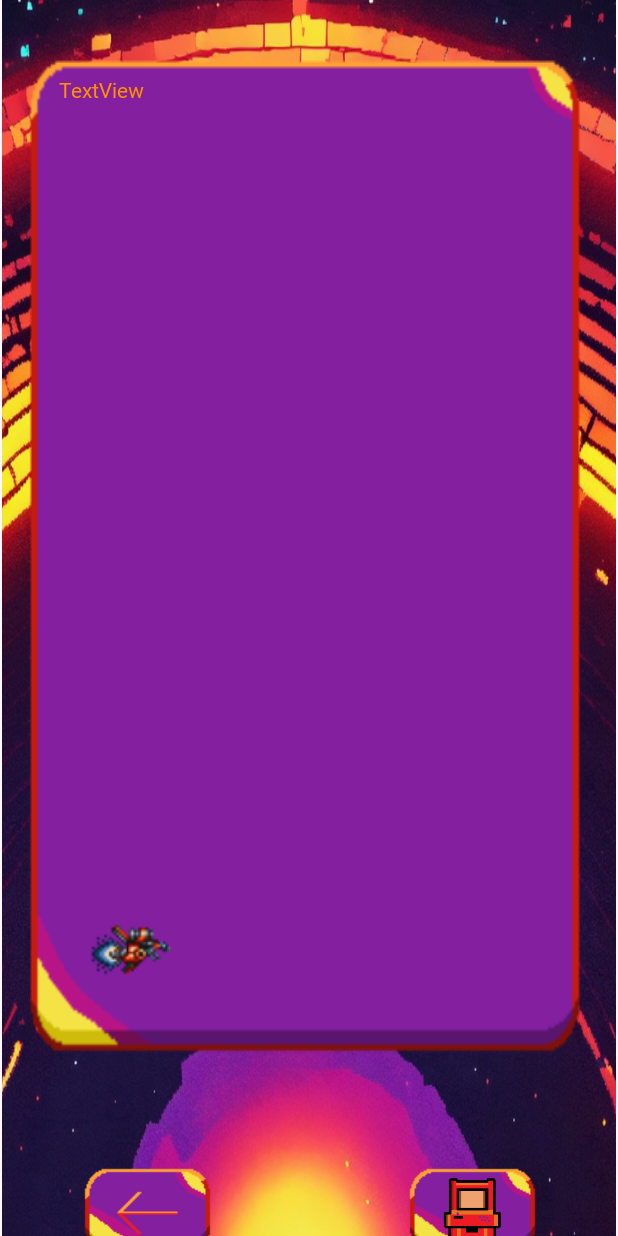
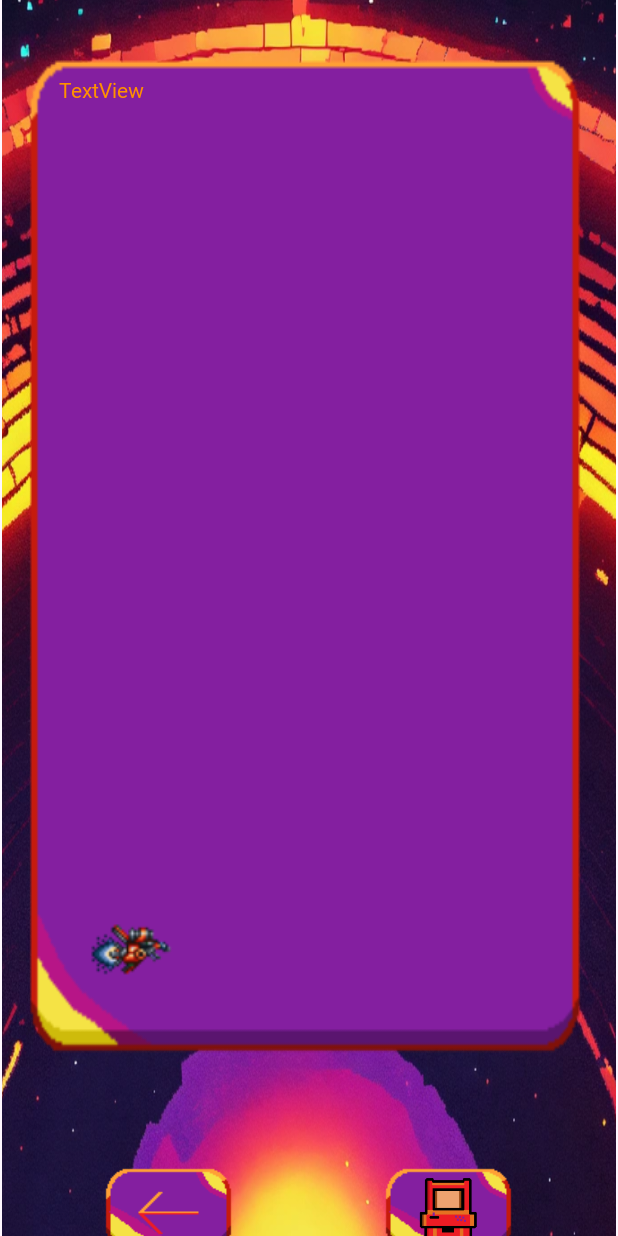
Before and after one commit to SI-Classroom-Batch-016/3-6-3-projekt-OldRebelK, an Android app: the TippsUndTricksFragment screen opened through its navigation route, on a phone screen of 412 x 824 dp. Run offline under Robolectric (Android 15) with nearby library versions, the phone set to English and light mode, and no system bars.

Commit message:
zwischen speicher 2

```diff
--- a/app/build.gradle.kts
+++ b/app/build.gradle.kts
@@ -10,7 +10,7 @@ android {
 
     defaultConfig {
         applicationId = "com.example.arcadeshootemuphystoria"
-        minSdk = 24
+        minSdk = 28
         targetSdk = 34
         versionCode = 1
         versionName = "1.0"
@@ -41,6 +41,7 @@ android {
 
 dependencies {
 
+
     implementation(libs.androidx.core.ktx)
     implementation(libs.androidx.appcompat)
     implementation(libs.material)
@@ -51,4 +52,5 @@ dependencies {
     testImplementation(libs.junit)
     androidTestImplementation(libs.androidx.junit)
     androidTestImplementation(libs.androidx.espresso.core)
+
 }
--- /dev/null
+++ b/app/src/main/java/com/example/arcadeshootemuphystoria/data/AshkategorieData.kt
@@ -0,0 +1,5 @@
+package com.example.arcadeshootemuphystoria.data
+
+data class AshkategorieData (
+    val gifs: Int
+)
--- a/app/src/main/java/com/example/arcadeshootemuphystoria/ui/KategorieFragment.kt
+++ b/app/src/main/java/com/example/arcadeshootemuphystoria/ui/KategorieFragment.kt
@@ -1,5 +1,7 @@
 package com.example.arcadeshootemuphystoria.ui
 
+import android.graphics.ImageDecoder
+import android.graphics.drawable.AnimatedImageDrawable
 import android.os.Bundle
 import androidx.fragment.app.Fragment
 import android.view.LayoutInflater
@@ -24,5 +26,15 @@ class KategorieFragment : Fragment() {
 
     override fun onViewCreated(view: View, savedInstanceState: Bundle?) {
         super.onViewCreated(view, savedInstanceState)
+
+        val source = ImageDecoder.createSource(
+           resources, R.drawable.axelaygif
+        )
+        val drawable = ImageDecoder.decodeDrawable(source)
+
+        val imageView = binding.kastengif
+        imageView.setImageDrawable(drawable)
+        (drawable as? AnimatedImageDrawable)?.start()
+
     }
 }
--- a/app/src/main/res/layout/fragment_tippsund_tricks.xml
+++ b/app/src/main/res/layout/fragment_tippsund_tricks.xml
@@ -29,7 +29,7 @@
         android:src="@drawable/altpixelbutton4"
         app:layout_constraintBottom_toBottomOf="parent"
         app:layout_constraintEnd_toEndOf="parent"
-        app:layout_constraintHorizontal_bias="0.129"
+        app:layout_constraintHorizontal_bias="0.177"
         app:layout_constraintStart_toStartOf="parent" />
 
     <ImageView
@@ -72,7 +72,7 @@
         android:id="@+id/imageButton8"
         android:layout_width="wrap_content"
         android:layout_height="wrap_content"
-        android:layout_marginEnd="36dp"
+        android:layout_marginEnd="52dp"
         android:layout_marginBottom="4dp"
         android:backgroundTint="#00FFFFFF"
         android:src="@drawable/altpixelbutton4"
--- a/app/src/main/res/navigation/nav_graph.xml
+++ b/app/src/main/res/navigation/nav_graph.xml
@@ -3,7 +3,7 @@
     xmlns:app="http://schemas.android.com/apk/res-auto"
     xmlns:tools="http://schemas.android.com/tools"
     android:id="@+id/nav_graph"
-    app:startDestination="@id/spielAuswahlFragment">
+    app:startDestination="@id/kategorieFragment">
 
     <fragment
         android:id="@+id/loginFragment"
```
Also changed, not shown: app/src/main/java/com/example/arcadeshootemuphystoria/data/Ashdatasource.kt (+7 -0 lines), app/src/main/java/com/example/arcadeshootemuphystoria/ui/SpielAuswahlFragment.kt (+7 -0 lines), app/src/main/res/layout/fragment_kategorie.xml (+19 -12 lines), 4 other files.
